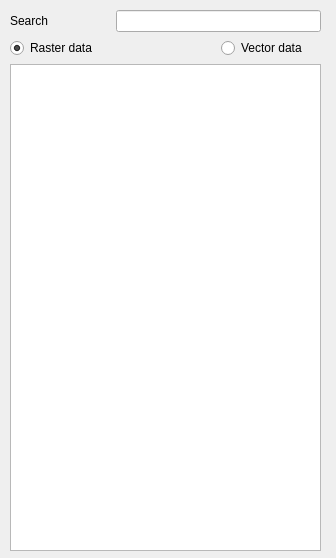
Qt form tabs/CommunityTab.ui (ellipsis-drive-internal/qgis-plugin) before a commit.
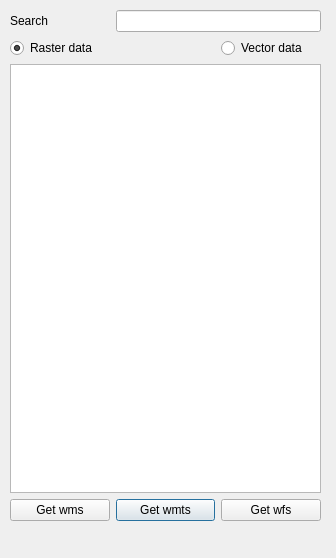
The same form after that commit.

Commit message: fix crash when a map is selected and the search is altered for the community tab. also, add buttons for wms, wmts and wfs

Diff of the .ui file:
```diff
--- a/tabs/CommunityTab.ui
+++ b/tabs/CommunityTab.ui
@@ -23,16 +23,6 @@
     </rect>
    </property>
    <layout class="QGridLayout" name="gridLayout">
-    <item row="0" column="0">
-     <widget class="QLabel" name="label">
-      <property name="text">
-       <string>Search</string>
-      </property>
-     </widget>
-    </item>
-    <item row="0" column="1" colspan="2">
-     <widget class="QLineEdit" name="lineEdit_communitysearch"/>
-    </item>
     <item row="1" column="0" colspan="2">
      <widget class="QRadioButton" name="radioRaster">
       <property name="text">
@@ -43,6 +33,33 @@
       </property>
      </widget>
     </item>
+    <item row="0" column="1" colspan="2">
+     <widget class="QLineEdit" name="lineEdit_communitysearch"/>
+    </item>
+    <item row="3" column="1">
+     <widget class="QPushButton" name="pushButton_wmts">
+      <property name="text">
+       <string>Get wmts</string>
+      </property>
+     </widget>
+    </item>
+    <item row="3" column="2">
+     <widget class="QPushButton" name="pushButton_wfs">
+      <property name="text">
+       <string>Get wfs</string>
+      </property>
+     </widget>
+    </item>
+    <item row="2" column="0" colspan="3">
+     <widget class="QListWidget" name="listWidget_community"/>
+    </item>
+    <item row="0" column="0">
+     <widget class="QLabel" name="label">
+      <property name="text">
+       <string>Search</string>
+      </property>
+     </widget>
+    </item>
     <item row="1" column="2">
      <widget class="QRadioButton" name="radioVector">
       <property name="text">
@@ -50,8 +67,28 @@
       </property>
      </widget>
     </item>
-    <item row="2" column="0" colspan="3">
-     <widget class="QListWidget" name="listWidget_community"/>
+    <item row="3" column="0">
+     <widget class="QPushButton" name="pushButton_wms">
+      <property name="text">
+       <string>Get wms</string>
+      </property>
+     </widget>
+    </item>
+    <item row="4" column="1">
+     <spacer name="verticalSpacer">
+      <property name="orientation">
+       <enum>Qt::Vertical</enum>
+      </property>
+      <property name="sizeType">
+       <enum>QSizePolicy::Preferred</enum>
+      </property>
+      <property name="sizeHint" stdset="0">
+       <size>
+        <width>0</width>
+        <height>30</height>
+       </size>
+      </property>
+     </spacer>
     </item>
    </layout>
   </widget>
```
The commit also changes 1 other file.
